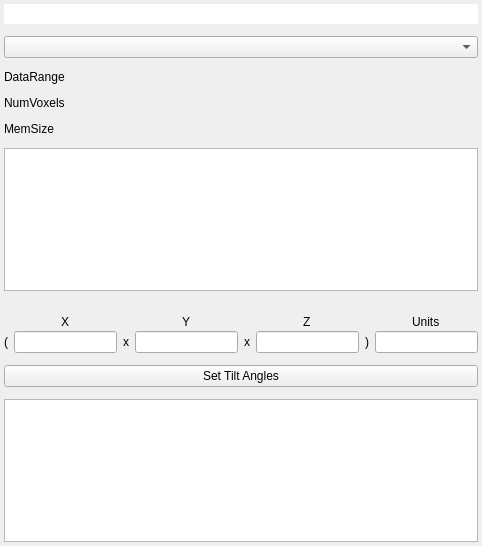
OpenChemistry/tomviz, file tomviz/DataPropertiesPanel.ui: the form before one commit.
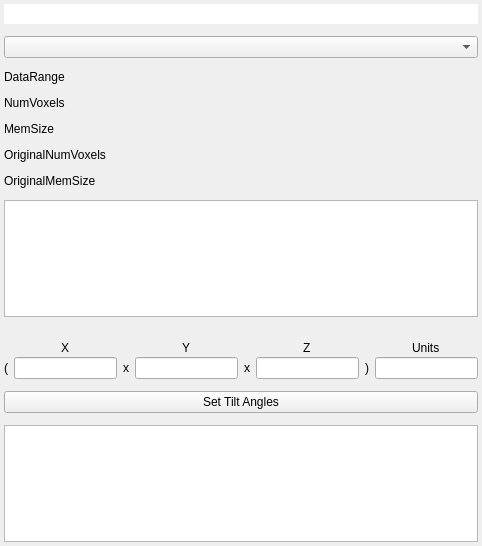
The form after the commit.

Commit message:
Show original voxels and memory if stride was used
In the data properties panel, display original voxels
and memory if a stride was used.

Diff of the .ui file:
```diff
--- a/tomviz/DataPropertiesPanel.ui
+++ b/tomviz/DataPropertiesPanel.ui
@@ -69,6 +69,20 @@
      </property>
     </widget>
    </item>
+   <item>
+    <widget class="QLabel" name="OriginalNumVoxels">
+     <property name="text">
+      <string>OriginalNumVoxels</string>
+     </property>
+    </widget>
+   </item>
+   <item>
+    <widget class="QLabel" name="OriginalMemSize">
+     <property name="text">
+      <string>OriginalMemSize</string>
+     </property>
+    </widget>
+   </item>
    <item>
     <widget class="QTableView" name="ScalarsTable"/>
    </item>
```
The commit also changes 1 other file.
